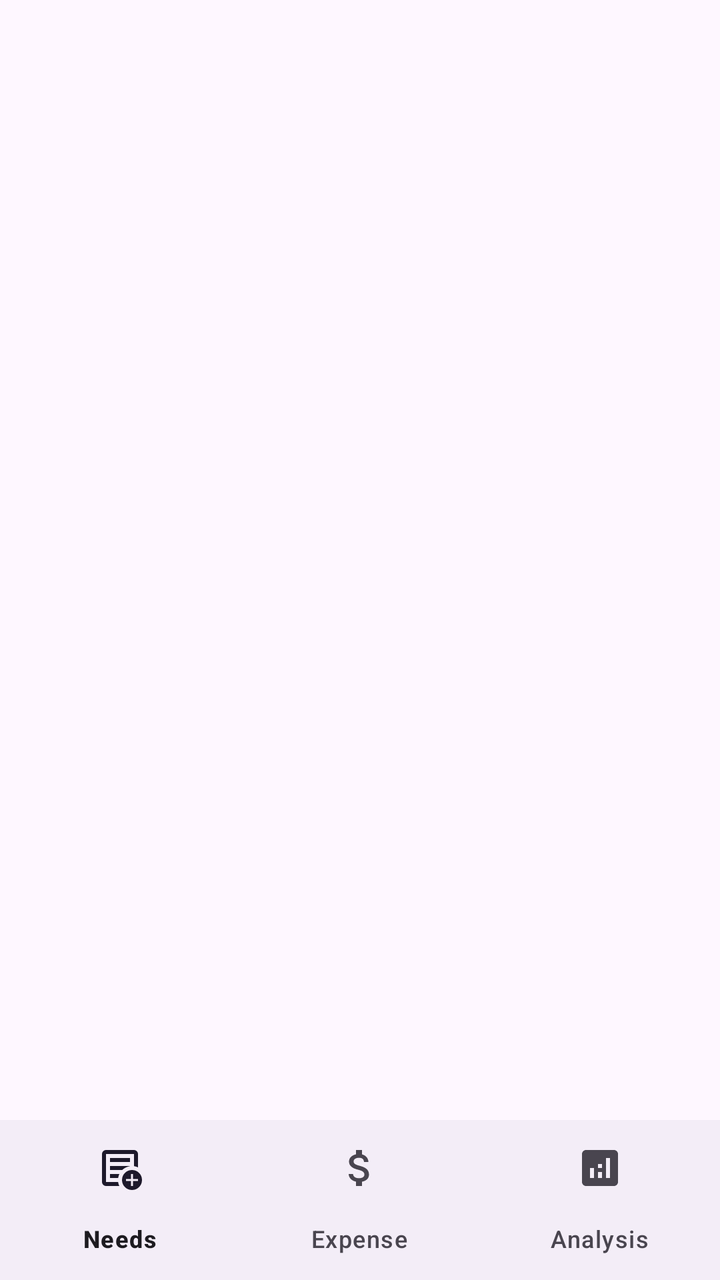
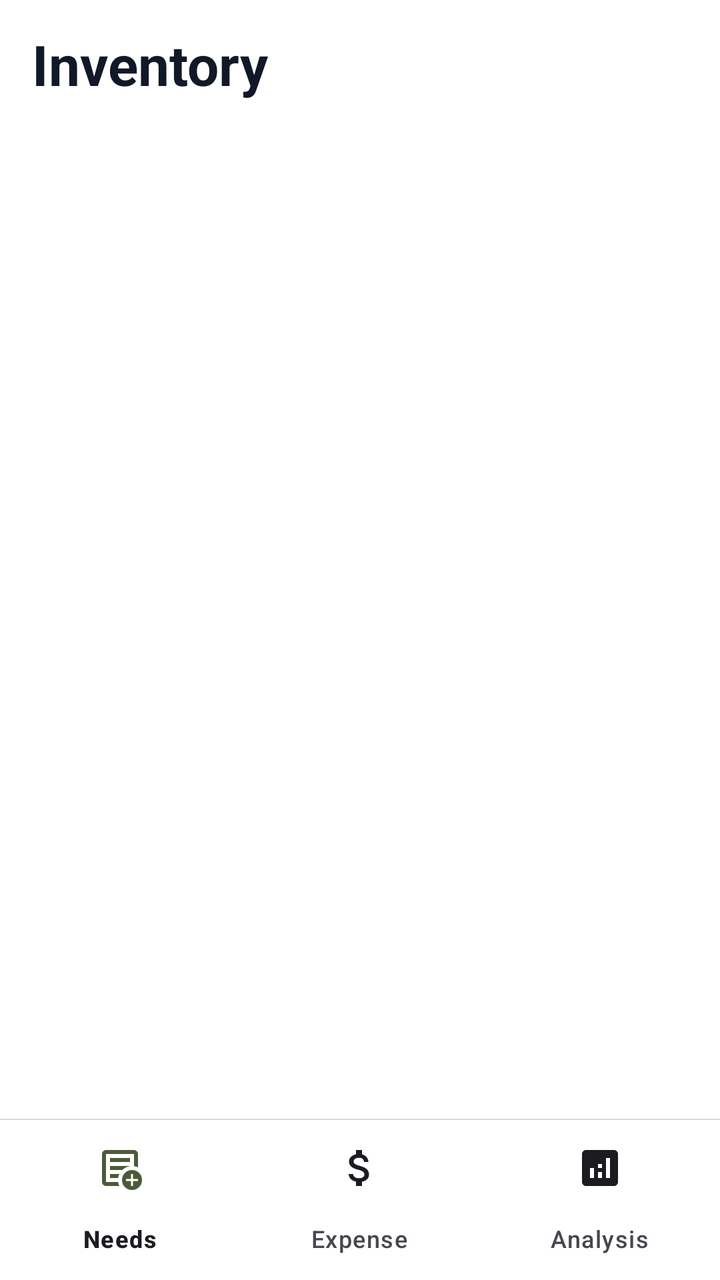

The first picture is an Android layout as it rendered before a commit; the second is the same layout after the commit. The layout source and the unified diff follow.
<!-- AndroidManifest.xml: application theme Theme.MVVMArchitecture -->
<!-- res/layout/activity_main.xml -->
<androidx.constraintlayout.widget.ConstraintLayout xmlns:android="http://schemas.android.com/apk/res/android"
    xmlns:app="http://schemas.android.com/apk/res-auto"
    android:layout_width="match_parent"
    android:layout_height="match_parent"
    android:fitsSystemWindows="true">

    <FrameLayout
        android:id="@+id/fragmentContainer"
        android:layout_width="match_parent"
        android:layout_height="0dp"
        app:layout_constraintEnd_toEndOf="parent"
        app:layout_constraintStart_toStartOf="parent"
        app:layout_constraintTop_toTopOf="parent"
        app:layout_constraintBottom_toTopOf="@+id/bottomNav"/>

    <com.google.android.material.bottomnavigation.BottomNavigationView
        android:id="@+id/bottomNav"
        android:layout_width="match_parent"
        android:layout_height="wrap_content"
        android:layout_gravity="bottom"
        app:layout_constraintBottom_toBottomOf="parent"
        app:layout_constraintEnd_toEndOf="parent"
        app:layout_constraintStart_toStartOf="parent"
        app:menu="@menu/bottom_menu" />

</androidx.constraintlayout.widget.ConstraintLayout>
<!-- resources referenced by this layout -->
<resources>
  <style name="Theme.MVVMArchitecture" parent="Base.Theme.MVVMArchitecture" />
  <style name="Base.Theme.MVVMArchitecture" parent="Theme.Material3.DayNight.NoActionBar">
          
          
      </style>
</resources>

<!-- the commit's change to res/layout/activity_main.xml (unified diff, before → after) -->
@@ -2,22 +2,55 @@
     xmlns:app="http://schemas.android.com/apk/res-auto"
     android:layout_width="match_parent"
     android:layout_height="match_parent"
-    android:fitsSystemWindows="true">
+    android:background="?attr/colorOnPrimary">
 
+    <androidx.appcompat.widget.Toolbar
+        android:id="@+id/toolbar"
+        android:layout_width="match_parent"
+        android:layout_height="wrap_content"
+        app:contentInsetStart="0dp"
+        app:layout_constraintEnd_toEndOf="parent"
+        app:layout_constraintTop_toTopOf="parent"
+        app:layout_constraintStart_toStartOf="parent">
+        <LinearLayout
+            android:layout_width="match_parent"
+            android:layout_height="wrap_content"
+            android:orientation="vertical"
+            android:paddingHorizontal="16dp"
+            android:background="?attr/customBackgroundColor">
+
+            <TextView
+                android:id="@+id/txtTitle"
+                android:layout_width="wrap_content"
+                android:layout_height="wrap_content"
+                android:text="Inventory"
+                android:textColor="?attr/colorPrimary"
+                android:textStyle="bold"
+                android:textSize="28sp"/>
+
+
+        </LinearLayout>
+    </androidx.appcompat.widget.Toolbar>
     <FrameLayout
         android:id="@+id/fragmentContainer"
         android:layout_width="match_parent"
         android:layout_height="0dp"
         app:layout_constraintEnd_toEndOf="parent"
         app:layout_constraintStart_toStartOf="parent"
-        app:layout_constraintTop_toTopOf="parent"
+        app:layout_constraintTop_toBottomOf="@+id/toolbar"
         app:layout_constraintBottom_toTopOf="@+id/bottomNav"/>
-
+    <View
+        android:id="@+id/bottomDivider"
+        android:layout_width="match_parent"
+        android:layout_height="0.5dp"
+        android:background="#DADADA"
+        app:layout_constraintBottom_toTopOf="@id/bottomNav"/>
     <com.google.android.material.bottomnavigation.BottomNavigationView
         android:id="@+id/bottomNav"
         android:layout_width="match_parent"
         android:layout_height="wrap_content"
         android:layout_gravity="bottom"
+        style="@style/bottomNavStyle"
         app:layout_constraintBottom_toBottomOf="parent"
         app:layout_constraintEnd_toEndOf="parent"
         app:layout_constraintStart_toStartOf="parent"
<!-- resource entries referenced after the edit -->
@@ -1,9 +1,41 @@
 <!-- resources referenced by this layout -->
 <resources>
+  <style name="bottomNavStyle" parent="Widget.Material3.BottomNavigationView">
+  
+          
+          <item name="android:background">@color/white</item>
+  
+          
+          <item name="itemIconTint">@color/bottom_nav_colors</item>
+          <item name="indicatorColor">@color/bottom_nav_colors</item>
+          <item name="itemActiveIndicatorStyle">@style/BottomNavActiveIndicator</item>
+  
+      </style>
   <style name="Theme.MVVMArchitecture" parent="Base.Theme.MVVMArchitecture" />
+  <color name="white">#FFFFFFFF</color>
+  <style name="BottomNavActiveIndicator">
+  
+          
+          <item name="android:color">#DFF5E1</item>
+  
+          
+          <item name="android:width">64dp</item>
+          <item name="android:height">32dp</item>
+  
+          
+          <item name="shapeAppearance">@style/BottomNavIndicatorShape</item>
+  
+      </style>
   <style name="Base.Theme.MVVMArchitecture" parent="Theme.Material3.DayNight.NoActionBar">
           
-          
+          <item name="colorPrimary">#111827</item>
+          <item name="colorOnPrimary">#FFFFFF</item>
+          <item name="customBackgroundColor">#FFFFFF</item>
+          <item name="colorPrimaryContainer">#f6f5f3</item>
+      </style>
+  <style name="BottomNavIndicatorShape">
+          <item name="cornerFamily">rounded</item>
+          <item name="cornerSize">16dp</item>
       </style>
 </resources>
 
